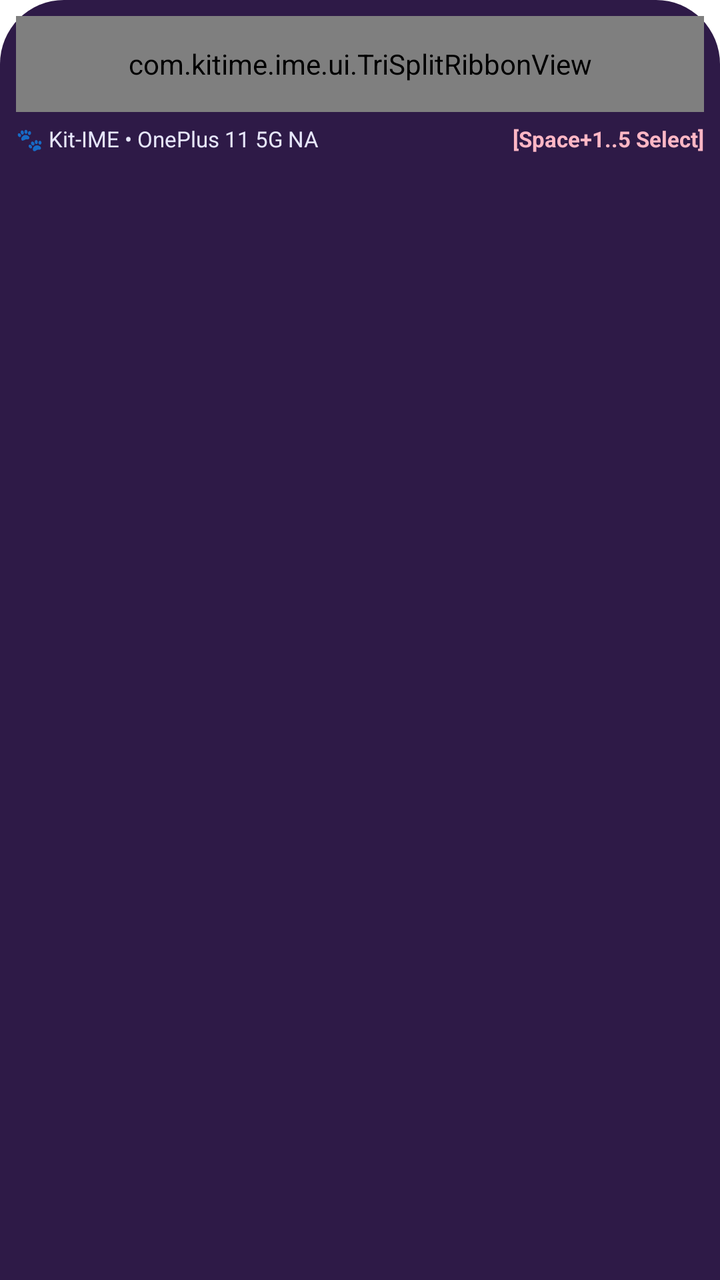
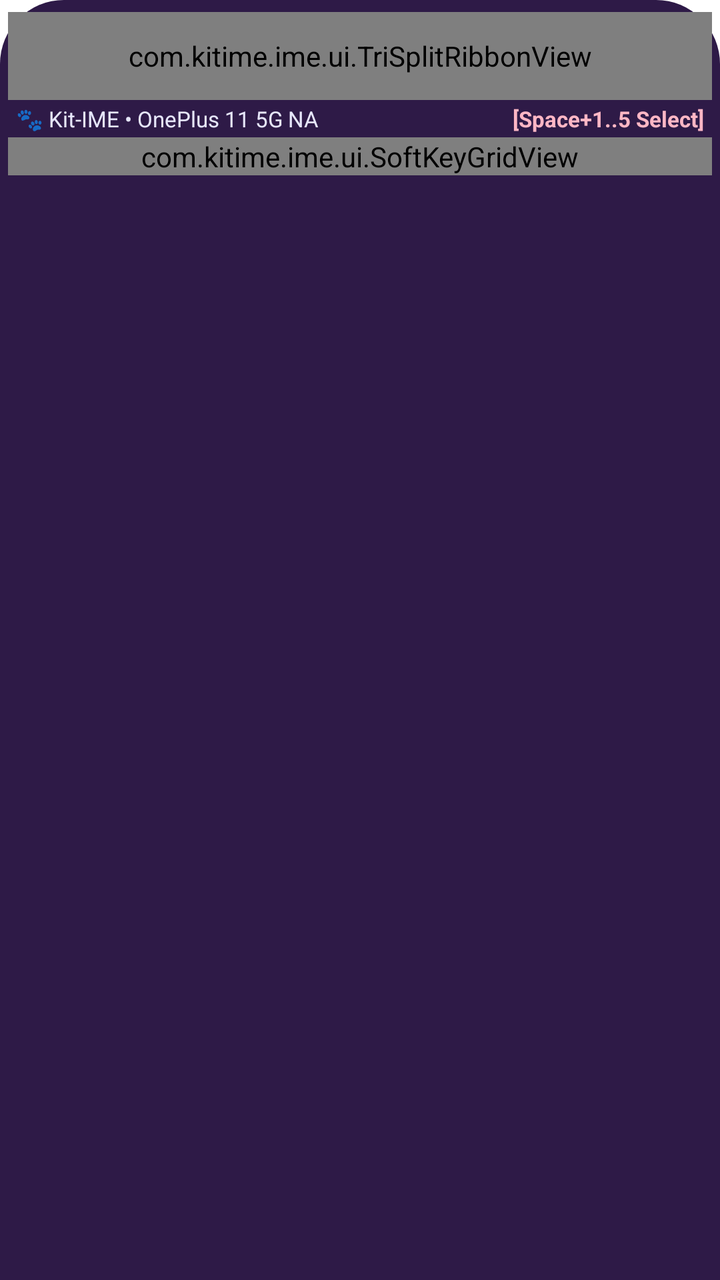

Two renders of the same Android screen: before a commit and after it. Below are the layout's source before the change and the commit's diff.
<!-- AndroidManifest.xml: application theme Theme.KitIme -->
<!-- res/layout/view_ime_panel.xml -->
<?xml version="1.0" encoding="utf-8"?>
<LinearLayout xmlns:android="http://schemas.android.com/apk/res/android"
    android:layout_width="match_parent"
    android:layout_height="wrap_content"
    android:orientation="vertical"
    android:background="@drawable/bg_ime_panel"
    android:paddingTop="8dp"
    android:paddingBottom="8dp"
    android:paddingStart="8dp"
    android:paddingEnd="8dp">

    
    <LinearLayout
        android:id="@+id/layout_send_guard_bar"
        android:layout_width="match_parent"
        android:layout_height="wrap_content"
        android:orientation="horizontal"
        android:gravity="center_vertical"
        android:visibility="gone"
        android:padding="8dp"
        android:layout_marginBottom="6dp"
        android:background="@drawable/bg_candidate_greenlit">

        <TextView
            android:id="@+id/tv_send_guard_prompt"
            android:layout_width="0dp"
            android:layout_height="wrap_content"
            android:layout_weight="1"
            android:text="✨ Ready to Send? Press Enter / Tap Confirm"
            android:textColor="@color/kawaii_gold"
            android:textStyle="bold"
            android:textSize="13sp" />

        <Button
            android:id="@+id/btn_send_confirm"
            android:layout_width="wrap_content"
            android:layout_height="36dp"
            android:text="Confirm 🐾"
            android:textSize="12sp"
            android:textColor="@color/kawaii_slate"
            android:backgroundTint="@color/kawaii_greenlight" />

        <Button
            android:id="@+id/btn_send_cancel"
            android:layout_width="wrap_content"
            android:layout_height="36dp"
            android:layout_marginStart="4dp"
            android:text="Cancel ✕"
            android:textSize="12sp"
            android:textColor="@color/kawaii_lavender"
            android:backgroundTint="@color/kawaii_slot_bg" />
    </LinearLayout>

    
    <com.kitime.ime.ui.TriSplitRibbonView
        android:id="@+id/tri_split_ribbon"
        android:layout_width="match_parent"
        android:layout_height="48dp" />

    
    <LinearLayout
        android:id="@+id/layout_aux_bar"
        android:layout_width="match_parent"
        android:layout_height="wrap_content"
        android:orientation="horizontal"
        android:gravity="center_vertical"
        android:paddingTop="6dp">

        <TextView
            android:id="@+id/tv_status_badge"
            android:layout_width="0dp"
            android:layout_height="wrap_content"
            android:layout_weight="1"
            android:text="🐾 Kit-IME • OnePlus 11 5G NA"
            android:textColor="@color/kawaii_lavender"
            android:textSize="11sp" />

        <TextView
            android:id="@+id/tv_chord_hint"
            android:layout_width="wrap_content"
            android:layout_height="wrap_content"
            android:text="[Space+1..5 Select]"
            android:textColor="@color/kawaii_pink"
            android:textStyle="bold"
            android:textSize="11sp" />
    </LinearLayout>

</LinearLayout>
<!-- resources referenced by this layout -->
<resources>
  <color name="kawaii_gold">#FFFBEB</color>
  <color name="kawaii_greenlight">#81C784</color>
  <color name="kawaii_lavender">#E6E6FA</color>
  <color name="kawaii_pink">#FFB7C5</color>
  <color name="kawaii_slate">#1E1E2E</color>
  <color name="kawaii_slot_bg">#25163A</color>
  <!-- drawable bg_candidate_greenlit (drawable) -->
  <?xml version="1.0" encoding="utf-8"?>
  <shape xmlns:android="http://schemas.android.com/apk/res/android"
      android:shape="rectangle">
      <corners android:radius="14dp" />
      <solid android:color="#1F3A2A" />
      <stroke
          android:width="2.5dp"
          android:color="@color/kawaii_greenlight" />
  </shape>
  <!-- drawable bg_ime_panel (drawable) -->
  <?xml version="1.0" encoding="utf-8"?>
  <shape xmlns:android="http://schemas.android.com/apk/res/android"
      android:shape="rectangle">
      <corners
          android:topLeftRadius="32dp"
          android:topRightRadius="32dp"
          android:bottomLeftRadius="0dp"
          android:bottomRightRadius="0dp" />
      <solid android:color="@color/kawaii_indigo" />
  </shape>
  <style name="Theme.KitIme" parent="android:Theme.DeviceDefault.InputMethod">
          <item name="android:colorBackground">@color/kawaii_indigo</item>
      </style>
  <color name="kawaii_indigo">#2E1A47</color>
</resources>

<!-- the commit's change to res/layout/view_ime_panel.xml (unified diff, before → after) -->
@@ -1,13 +1,15 @@
 <?xml version="1.0" encoding="utf-8"?>
 <LinearLayout xmlns:android="http://schemas.android.com/apk/res/android"
+    android:id="@+id/layout_ime_root"
     android:layout_width="match_parent"
     android:layout_height="wrap_content"
     android:orientation="vertical"
     android:background="@drawable/bg_ime_panel"
-    android:paddingTop="8dp"
-    android:paddingBottom="8dp"
-    android:paddingStart="8dp"
-    android:paddingEnd="8dp">
+    android:visibility="visible"
+    android:paddingTop="6dp"
+    android:paddingBottom="6dp"
+    android:paddingStart="4dp"
+    android:paddingEnd="4dp">
 
     
     <LinearLayout
@@ -55,7 +57,8 @@
     <com.kitime.ime.ui.TriSplitRibbonView
         android:id="@+id/tri_split_ribbon"
         android:layout_width="match_parent"
-        android:layout_height="48dp" />
+        android:layout_height="44dp"
+        android:visibility="visible" />
 
     
     <LinearLayout
@@ -64,7 +67,11 @@
         android:layout_height="wrap_content"
         android:orientation="horizontal"
         android:gravity="center_vertical"
-        android:paddingTop="6dp">
+        android:visibility="visible"
+        android:paddingStart="4dp"
+        android:paddingEnd="4dp"
+        android:paddingTop="2dp"
+        android:paddingBottom="2dp">
 
         <TextView
             android:id="@+id/tv_status_badge"
@@ -85,4 +92,11 @@
             android:textSize="11sp" />
     </LinearLayout>
 
+    
+    <com.kitime.ime.ui.SoftKeyGridView
+        android:id="@+id/soft_key_grid"
+        android:layout_width="match_parent"
+        android:layout_height="wrap_content"
+        android:visibility="visible" />
+
 </LinearLayout>
